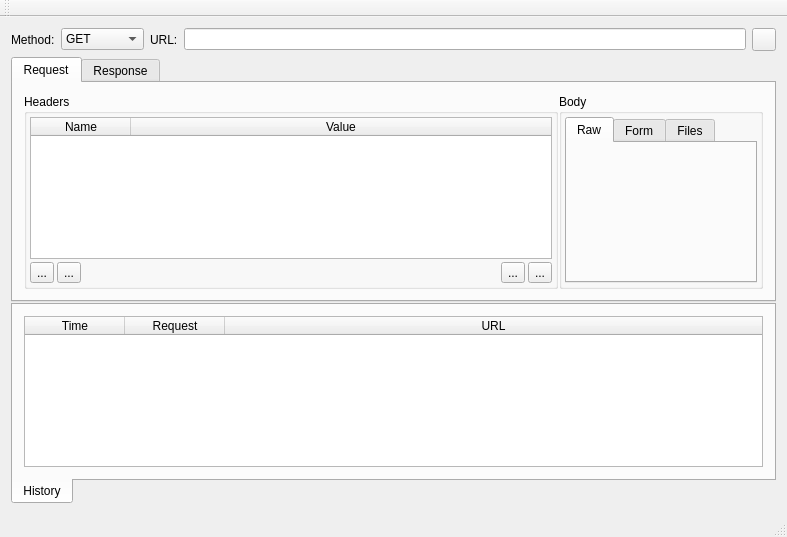
Qt form src/gui/mainwindow.ui (amilaperera/RESTer) before a commit.
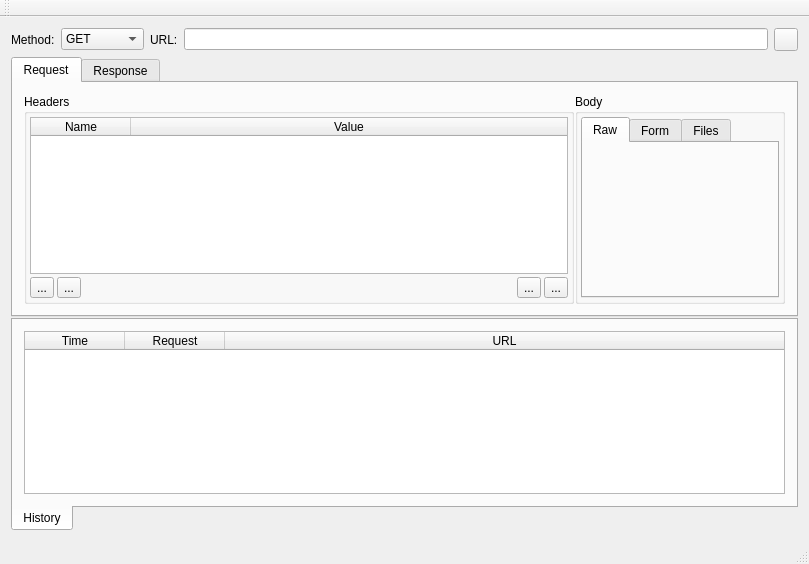
The same form after that commit. Icons and pictures are not drawn.

```diff
--- a/src/gui/mainwindow.ui
+++ b/src/gui/mainwindow.ui
@@ -6,8 +6,8 @@
    <rect>
     <x>0</x>
     <y>0</y>
-    <width>787</width>
-    <height>537</height>
+    <width>809</width>
+    <height>564</height>
    </rect>
   </property>
   <property name="windowTitle">
```
Left out of the diff: 2 changed lines with no effect on the pictures.
